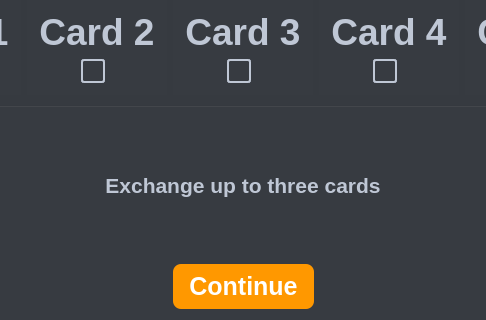
This is view/drawhand.ui in jaydeelew/poker_game_gui as Qt 5 draws it before an edit; both pictures show x 142 to 628 and y 200 to 520 of the 770 by 520 pixel window. The edited form follows.
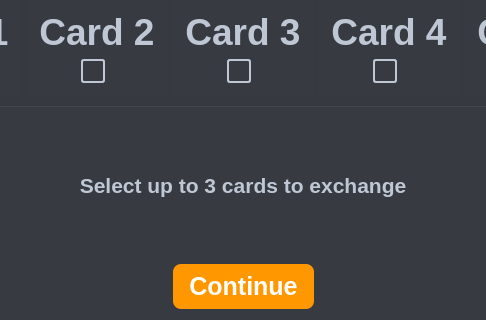
This is the edited form.

Commit message: changed label text

Diff of the .ui file:
```diff
--- a/view/drawhand.ui
+++ b/view/drawhand.ui
@@ -477,7 +477,7 @@
         </font>
        </property>
        <property name="text">
-        <string>Exchange up to three cards</string>
+        <string>Select up to 3 cards to exchange</string>
        </property>
        <property name="alignment">
         <set>Qt::AlignmentFlag::AlignCenter</set>
```
